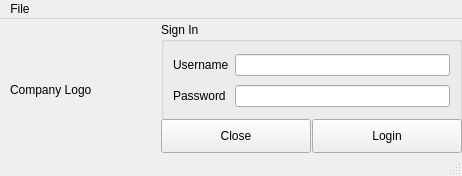
Qt form loginwindow.ui (torgcrm/TorgCRM-QtClient) before a commit.
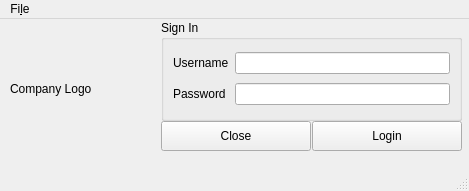
The same form after that commit.

Commit message: add main window

What changed in the file:
```diff
--- a/loginwindow.ui
+++ b/loginwindow.ui
@@ -6,8 +6,8 @@
    <rect>
     <x>0</x>
     <y>0</y>
-    <width>462</width>
-    <height>176</height>
+    <width>469</width>
+    <height>191</height>
    </rect>
   </property>
   <property name="windowTitle">
@@ -18,7 +18,7 @@
     <property name="geometry">
      <rect>
       <x>161</x>
-      <y>3</y>
+      <y>1</y>
       <width>301</width>
       <height>101</height>
      </rect>
@@ -53,9 +53,9 @@
     <property name="geometry">
      <rect>
       <x>161</x>
-      <y>100</y>
+      <y>102</y>
       <width>150</width>
-      <height>34</height>
+      <height>30</height>
      </rect>
     </property>
     <property name="text">
@@ -66,9 +66,9 @@
     <property name="geometry">
      <rect>
       <x>312</x>
-      <y>100</y>
+      <y>102</y>
       <width>150</width>
-      <height>34</height>
+      <height>30</height>
      </rect>
     </property>
     <property name="text">
@@ -79,9 +79,9 @@
     <property name="geometry">
      <rect>
       <x>10</x>
-      <y>20</y>
+      <y>9</y>
       <width>141</width>
-      <height>101</height>
+      <height>121</height>
      </rect>
     </property>
     <property name="text">
@@ -94,13 +94,13 @@
     <rect>
      <x>0</x>
      <y>0</y>
-     <width>462</width>
-     <height>22</height>
+     <width>469</width>
+     <height>30</height>
     </rect>
    </property>
    <widget class="QMenu" name="menuFile">
     <property name="title">
-     <string>File</string>
+     <string>Fi&amp;le</string>
     </property>
     <addaction name="actionClose"/>
     <addaction name="actionAbout"/>
```
Left out of the diff: 4 changed lines with no effect on the pictures. The commit also changes 4 other files.
